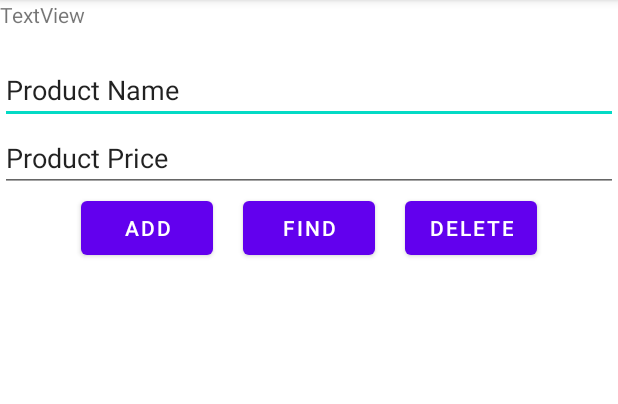
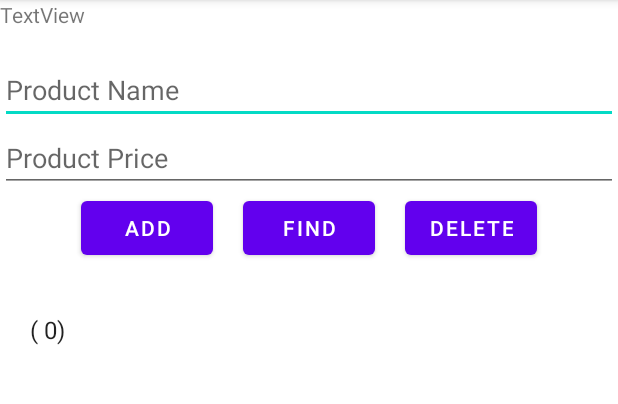
Before and after one commit to Abdul60001/Lab3, an Android app: the screen it shows after launch (MainActivity), after a tap on "FIND", on a phone screen of 412 x 824 dp, the part 84-488 px from its top. Run offline under Robolectric (Android 15) with nearby library versions, the phone set to English and light mode, and no system bars; 1 other tap on this screen came first.

Commit message:
Fixed buttons

```diff
--- a/app/src/main/java/com/example/lab3/MainActivity.java
+++ b/app/src/main/java/com/example/lab3/MainActivity.java
@@ -30,9 +30,9 @@ public class MainActivity extends AppCompatActivity {
         setContentView(R.layout.activity_main);
         productList=new ArrayList<>();
         //Layout information
-        productId = findViewById(R.id.productId);
-        productName = findViewById(R.id.productName);
-        productPrice = findViewById(R.id.productPrice);
+        productId = findViewById(R.id.textView2);
+        productName = findViewById(R.id.editTextTextPersonName3);
+        productPrice = findViewById(R.id.editTextTextPersonName4);
 
         //Buttons information
         addBtn = findViewById(R.id.addBtn);
@@ -41,6 +41,10 @@ public class MainActivity extends AppCompatActivity {
 
         //ListView
         productListView=findViewById(R.id.productListView);
+
+        dbHandler = new MyDBHandler(this);
+
+        viewProducts(dbHandler.getData());
 
         addBtn.setOnClickListener(new View.OnClickListener() {
             @Override
@@ -52,33 +56,63 @@ public class MainActivity extends AppCompatActivity {
                 productName.setText("");
                 productPrice.setText("");
 
-            //    Toast.makeText(MainActivity.this, "Add product", Toast.LENGTH_SHORT).show();
-                viewProducts();
+                viewProducts(dbHandler.getData());
             }
         });
 
         findBtn.setOnClickListener(new View.OnClickListener() {
             @Override
             public void onClick(View v) {
-                Toast.makeText(MainActivity.this, "Find product", Toast.LENGTH_SHORT).show();
+                String name=productName.getText().toString();
+                String priceString=productPrice.getText().toString();
+                Cursor cursor;
+                double price;
+
+                if (!name.equals("") && !priceString.equals("")) {
+                    price=Double.parseDouble(priceString);
+                    Product product = new Product(name, price);
+                    cursor = dbHandler.findProductByNameAndPrice(product);
+                }
+                else if (!name.equals("")) {
+                    price=0;
+                    Product product = new Product(name, price);
+                    cursor = dbHandler.findProductByName(product);
+                }
+                else if(!priceString.equals("")) {
+                    price=Double.parseDouble(priceString);
+                    Product product =new Product(name,price);
+                    cursor = dbHandler.findProductByPrice(product);
+                }
+                else {
+                    cursor=dbHandler.getData();
+                }
+
+                productName.setText("");
+                productPrice.setText("");
+
+                viewProducts(cursor);
             }
         });
 
         deleteBtn.setOnClickListener(new View.OnClickListener() {
             @Override
             public void onClick(View v) {
-                Toast.makeText(MainActivity.this, "Delete product", Toast.LENGTH_SHORT).show();
+                String name=productName.getText().toString();
+                double price=Double.parseDouble(productPrice.getText().toString());
+                Product product =new Product(name,price);
+
+                dbHandler.deleteProduct(product);
+                productName.setText("");
+                productPrice.setText("");
+                viewProducts(dbHandler.getData());
             }
         });
 
-       MyDBHandler dbHandler= new MyDBHandler(this);
-
-        viewProducts();
     }
 
-    private void viewProducts() {
+    private void viewProducts(Cursor cursor) {
         productList.clear();
-        Cursor cursor=dbHandler.getData();    //Cursor to go
+//        Cursor cursor=dbHandler.getData();    //Cursor to go
         if(cursor.getCount()==0) {
             Toast.makeText(MainActivity.this, "Nothing to show", Toast.LENGTH_SHORT).show();
         }
--- a/app/src/main/res/layout/activity_main.xml
+++ b/app/src/main/res/layout/activity_main.xml
@@ -24,7 +24,7 @@
             android:layout_height="wrap_content"
             android:ems="10"
             android:inputType="textPersonName"
-            android:text="Product Name" />
+            android:hint="Product Name" />
 
         <EditText
             android:id="@+id/editTextTextPersonName4"
@@ -32,7 +32,7 @@
             android:layout_height="wrap_content"
             android:ems="10"
             android:inputType="textPersonName"
-            android:text="Product Price" />
+            android:hint="Product Price" />
     </LinearLayout>
 
     <LinearLayout
```
Also changed, not shown: app/src/main/java/com/example/lab3/MyDBHandler.java (+16 -7 lines).
